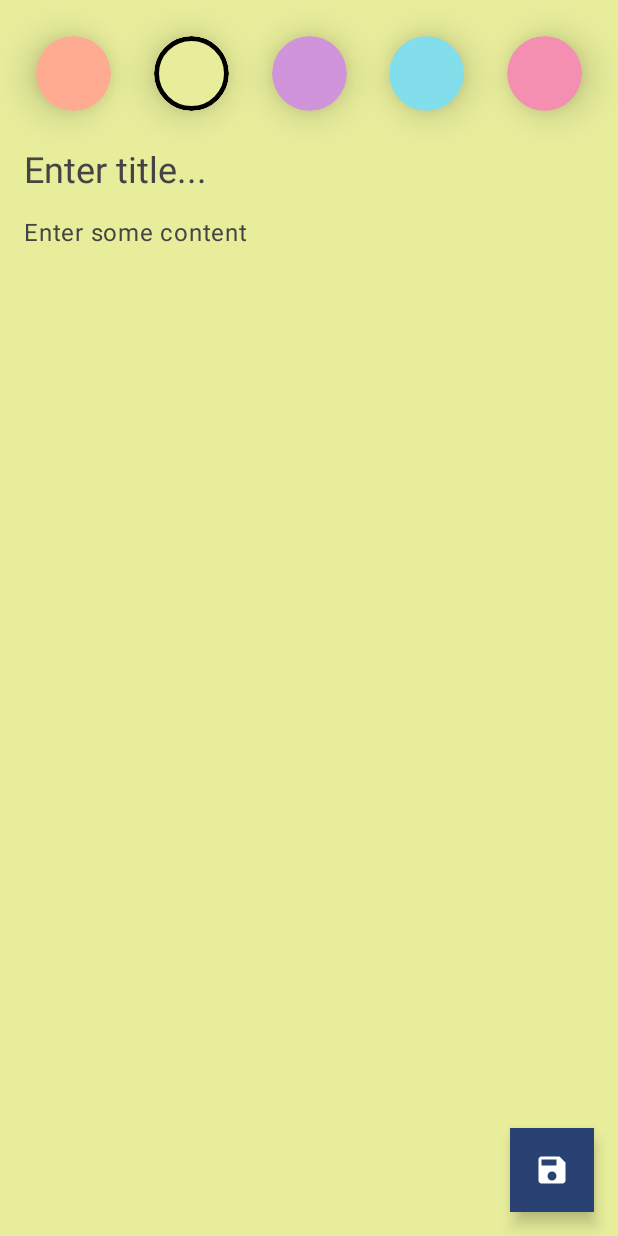
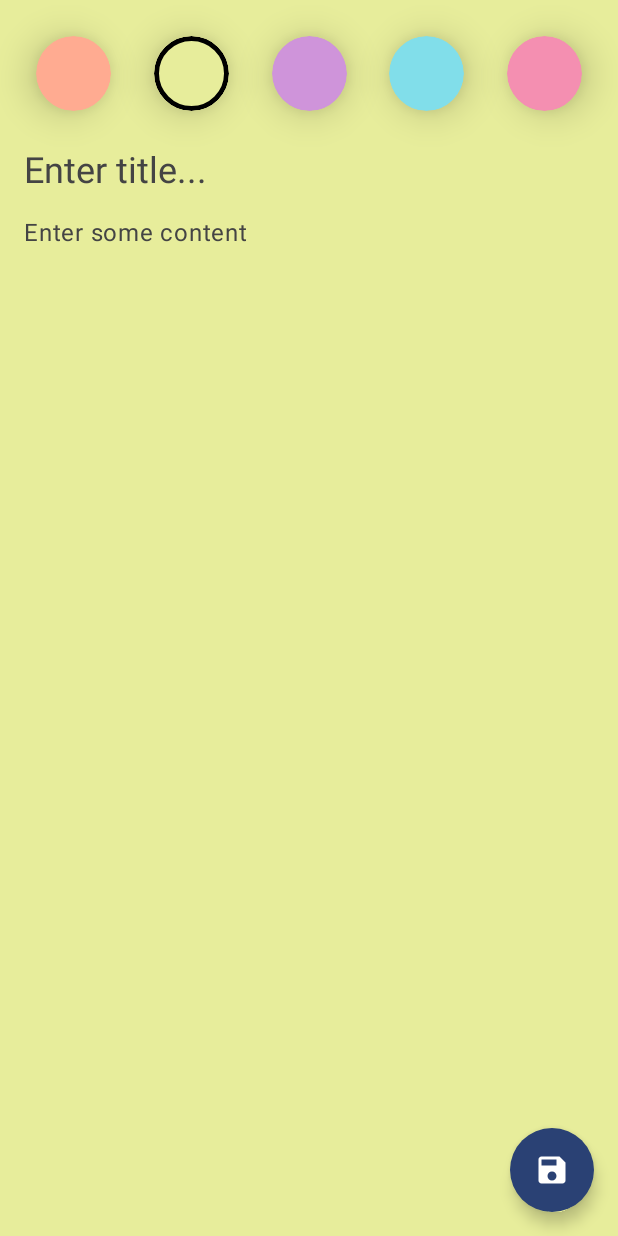
Before and after one commit to usrmrz/Enotes, an Android app built with Jetpack Compose: the screen it shows after launch (MainActivity), after a tap on "Add Note", on a phone screen of 412 x 824 dp. Run offline under Robolectric (Android 15) with nearby library versions, the phone set to English and light mode, and no system bars; our stand-ins replace Dagger/Hilt's generated code, Room's generated code; 1 other tap on this screen came first.

Commit message:
app ready and fully functional

```diff
--- a/app/src/main/java/dev/usrmrz/enotes/feature_note/presentation/MainActivity.kt
+++ b/app/src/main/java/dev/usrmrz/enotes/feature_note/presentation/MainActivity.kt
@@ -29,17 +29,26 @@ class MainActivity : ComponentActivity() {
                     val navController = rememberNavController()
                     NavHost(
                         navController = navController,
-                        startDestination = NotesScreen.route) {
+                        startDestination = NotesScreen.route
+                    ) {
                         composable(route = NotesScreen.route) {
                             NotesScreen(navController = navController)
                         }
                         composable(route = Screen.AddEditNotesScreen.route +
-                        "?noteId={noteId}&noteColor={noteColor}",
+                                "?noteId={noteId}&noteColor={noteColor}",
                             arguments = listOf(
-                                navArgument(name = "noteColor") {
+                                navArgument(
+                                    name = "noteId"
+                                ) {
                                     type = NavType.IntType
                                     defaultValue = -1
                                 },
+                                navArgument(
+                                    name = "noteColor"
+                                ) {
+                                    type = NavType.IntType
+                                    defaultValue = -1
+                                }
                             )
                         ) {
                             val color = it.arguments?.getInt("noteColor") ?: -1
--- a/app/src/main/java/dev/usrmrz/enotes/feature_note/presentation/add_edit_note/AddEditNoteScreen.kt
+++ b/app/src/main/java/dev/usrmrz/enotes/feature_note/presentation/add_edit_note/AddEditNoteScreen.kt
@@ -1,5 +1,6 @@
 package dev.usrmrz.enotes.feature_note.presentation.add_edit_note
 
+import android.util.Log
 import androidx.compose.animation.Animatable
 import androidx.compose.animation.core.tween
 import androidx.compose.foundation.background
@@ -17,6 +18,7 @@ import androidx.compose.foundation.layout.height
 import androidx.compose.foundation.layout.padding
 import androidx.compose.foundation.layout.size
 import androidx.compose.foundation.shape.CircleShape
+import androidx.compose.foundation.shape.RoundedCornerShape
 import androidx.compose.material.icons.Icons
 import androidx.compose.material.icons.filled.Save
 import androidx.compose.material3.FloatingActionButton
@@ -50,7 +52,7 @@ fun AddEditNoteScreen(
 ) {
     val titleState = viewModel.noteTitle.value
     val contentState = viewModel.noteContent.value
-//    val scaffoldState = rememberScaffoldState()
+    Log.d("Content", "title: $titleState content: $contentState $viewModel.noteContent.value")
     val snackbarHostState = remember { SnackbarHostState() }
     val noteBackgroundAnimatable = remember {
         Animatable(
@@ -63,11 +65,11 @@ fun AddEditNoteScreen(
 
     LaunchedEffect(key1 = true) {
         viewModel.eventFlow.collectLatest { event ->
-            when(event) {
+            when (event) {
                 is AddEditNoteViewModel.UiEvent.ShowSnackBar -> {
                     snackbarHostState.showSnackbar(message = event.message)
-//                    scaffoldState.snackbarHostState.showSnackbar(message = event.message)
                 }
+
                 is AddEditNoteViewModel.UiEvent.SaveNote -> {
                     navController.navigateUp()
                 }
@@ -78,15 +80,22 @@ fun AddEditNoteScreen(
     Scaffold(
         floatingActionButton = {
             FloatingActionButton(
+//                modifier = Modifier
+//                    .padding(16.dp)
+//                    .shadow(
+//                        elevation = 3.dp,
+//                        shape = RoundedCornerShape(50)
+//                    ),
                 onClick = {
                     viewModel.onEvent(AddEditNoteEvent.SaveNote)
                 },
+                shape = RoundedCornerShape(50),
                 containerColor = MaterialTheme.colorScheme.primary
-//                backgroundColor = MaterialTheme.colorScheme.primary
             ) {
                 Icon(
                     imageVector = Icons.Default.Save,
-                    contentDescription = "Save note"
+                    contentDescription = "Save note",
+                    tint = MaterialTheme.colorScheme.onPrimary
                 )
             }
         },
@@ -95,7 +104,6 @@ fun AddEditNoteScreen(
                 hostState = snackbarHostState
             )
         }
-//        scaffoldState = scaffoldState
     ) { paddingValues ->
         Column(
             modifier = Modifier
--- a/app/src/main/java/dev/usrmrz/enotes/feature_note/presentation/add_edit_note/AddEditNoteViewModel.kt
+++ b/app/src/main/java/dev/usrmrz/enotes/feature_note/presentation/add_edit_note/AddEditNoteViewModel.kt
@@ -1,7 +1,9 @@
 package dev.usrmrz.enotes.feature_note.presentation.add_edit_note
 
+import android.annotation.SuppressLint
+import android.util.Log
 import androidx.compose.runtime.State
-import androidx.compose.runtime.mutableIntStateOf
+//import androidx.compose.runtime.mutableIntStateOf
 import androidx.compose.runtime.mutableStateOf
 import androidx.compose.ui.graphics.toArgb
 import androidx.lifecycle.SavedStateHandle
@@ -36,7 +38,8 @@ class AddEditNoteViewModel @Inject constructor(
     )
     val noteContent: State<NoteTextFieldState> = _noteContent
 
-    private val _noteColor = mutableIntStateOf(
+    @SuppressLint("AutoboxingStateCreation")
+    private val _noteColor = mutableStateOf(
         Note.noteColors.random().toArgb()
     )
     val noteColor: State<Int> = _noteColor
@@ -47,19 +50,21 @@ class AddEditNoteViewModel @Inject constructor(
     private var currentNoteId: Int? = null
 
     init {
+        Log.d("id", "currentNoteId: $currentNoteId note color: $noteColor")
         savedStateHandle.get<Int>(
             "noteId"
         )?.let { noteId ->
+            Log.d("noteId", "noteId = $noteId")
             if (noteId != -1) {
                 viewModelScope.launch {
                     noteUseCases.getNote(noteId)?.also { note ->
                         currentNoteId = note.id
-                        //update the value of title
                         _noteTitle.value = noteTitle.value.copy(
-                            //because now title value copy. because now the note is loaded
-                            //and we want to take the title of note from database and put it in the
-                            //actual text field in state.
                             text = note.title,
+                            isHintVisible = false
+                        )
+                        _noteContent.value = noteContent.value.copy(
+                            text = note.content,
                             isHintVisible = false
                         )
                         _noteColor.value = note.color
--- a/app/src/main/java/dev/usrmrz/enotes/feature_note/presentation/notes/NotesScreen.kt
+++ b/app/src/main/java/dev/usrmrz/enotes/feature_note/presentation/notes/NotesScreen.kt
@@ -1,6 +1,5 @@
 package dev.usrmrz.enotes.feature_note.presentation.notes
 
-import android.util.Log
 import androidx.compose.animation.AnimatedVisibility
 import androidx.compose.animation.fadeIn
 import androidx.compose.animation.fadeOut
@@ -17,6 +16,7 @@ import androidx.compose.foundation.layout.height
 import androidx.compose.foundation.layout.padding
 import androidx.compose.foundation.lazy.LazyColumn
 import androidx.compose.foundation.lazy.items
+import androidx.compose.foundation.shape.RoundedCornerShape
 import androidx.compose.material.icons.Icons
 import androidx.compose.material.icons.automirrored.filled.Sort
 import androidx.compose.material.icons.filled.Add
@@ -54,14 +54,17 @@ fun NotesScreen(
     Scaffold(
         floatingActionButton = {
             FloatingActionButton(
+//                modifier = Modifier
+//                    .padding(16.dp)
+//                    .shadow(
+//                        elevation = 3.dp,
+//                        shape = RoundedCornerShape(50)
+//                    ),
                 onClick = {
-                    Log.d("FAB", "Navigating to AddEditNoteScreen")
                     navController.navigate(Screen.AddEditNotesScreen.route)
-
                 },
-//                modifier = Modifier.background(Color.White)
-                containerColor  = MaterialTheme.colorScheme.primary
-//                backgroundColor = MaterialTheme.colorScheme.primary
+                shape = RoundedCornerShape(50),
+                containerColor = MaterialTheme.colorScheme.primary
             ) {
                 Icon(
                     imageVector = Icons.Default.Add,
@@ -73,7 +76,6 @@ fun NotesScreen(
         snackbarHost = {
             SnackbarHost(hostState = snackbarHostState)
         }
-//        scaffoldState = scaffoldState
     ) { paddingValues ->
         Column(
             modifier = Modifier
@@ -87,7 +89,7 @@ fun NotesScreen(
                 verticalAlignment = Alignment.CenterVertically
             ) {
                 Text(
-                    text = "Your note",
+                    text = "Your notes app",
                     style = MaterialTheme.typography.headlineLarge
                 )
                 IconButton(
@@ -128,7 +130,7 @@ fun NotesScreen(
                             .clickable {
                                 navController.navigate(
                                     Screen.AddEditNotesScreen.route +
-                                    "?noteId=${note.id}&noteColor=${note.color}"
+                                            "?noteId=${note.id}&noteColor=${note.color}"
                                 )
                             },
                         onDeleteClick = {
```
